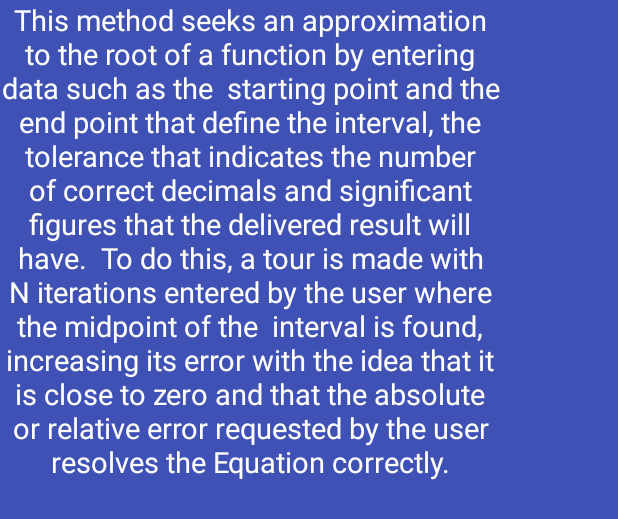
After one commit to sebospc/numerical_analysis_2s, an Android app: the layout popup_bisection.xml on its own in the app's theme, with its tools: preview values and no code run, on a phone screen of 412 x 824 dp. The commit adds this screen. Shown: the top 519 px of the screen. Run offline under Robolectric (Android 15) with nearby library versions, the phone set to English and light mode, and no system bars.

Commit message:
Añadiendo Dialog Pop Ups a los botones de HELP

```diff
--- a/app/src/main/java/com/example/sacrew/numericov4/pagerAdapter.java
+++ b/app/src/main/java/com/example/sacrew/numericov4/pagerAdapter.java
@@ -6,7 +6,7 @@ import android.app.FragmentManager;
 import android.support.v13.app.FragmentPagerAdapter;
 
 import com.example.sacrew.numericov4.fragments.oneVariableFragments.bisectionFragment;
-import com.example.sacrew.numericov4.fragments.oneVariableFragments.fakeRuleFragment;
+import com.example.sacrew.numericov4.fragments.oneVariableFragments.falsePositionFragment;
 import com.example.sacrew.numericov4.fragments.oneVariableFragments.fixedPointFragment;
 import com.example.sacrew.numericov4.fragments.oneVariableFragments.incrementalSearchFragment;
 
@@ -24,7 +24,7 @@ public class pagerAdapter extends FragmentPagerAdapter {
         switch(pos){
             case 0: return new incrementalSearchFragment();
             case 1: return new bisectionFragment();
-            case 2: return new fakeRuleFragment();
+            case 2: return new falsePositionFragment();
             case 3: return new fixedPointFragment();
             default: return new incrementalSearchFragment();
         }
--- a/app/src/main/res/layout/fragment_fake_rule.xml
+++ b/app/src/main/res/layout/fragment_fake_rule.xml
@@ -2,7 +2,7 @@
     xmlns:tools="http://schemas.android.com/tools"
     android:layout_width="match_parent"
     android:layout_height="match_parent"
-    tools:context="com.example.sacrew.numericov4.fragments.oneVariableFragments.fakeRuleFragment"
+    tools:context="com.example.sacrew.numericov4.fragments.oneVariableFragments.falsePositionFragment"
     android:orientation="vertical">
 
     <LinearLayout
--- /dev/null
+++ b/app/src/main/res/layout/popup_bisection.xml
@@ -0,0 +1,19 @@
+<?xml version="1.0" encoding="utf-8"?>
+<android.support.constraint.ConstraintLayout xmlns:android="http://schemas.android.com/apk/res/android"
+    xmlns:tools="http://schemas.android.com/tools"
+    android:layout_width="match_parent"
+    android:layout_height="match_parent"
+    android:background="@color/colorPrimary">
+
+    <TextView
+        android:id="@+id/textView6"
+        android:layout_width="333dp"
+        android:layout_height="339dp"
+        android:gravity="center_horizontal"
+        android:text="This method seeks an approximation to the root of a function by entering data such as the  starting point and the end point that define the interval, the tolerance that indicates the number of correct decimals and significant figures that the delivered result will have.  To do this, a tour is made with N iterations entered by the user where the midpoint of the  interval is found, increasing its error with the idea that it is close to zero and that the absolute or relative error requested by the user resolves the Equation correctly."
+        android:textColor="@android:color/white"
+        android:textSize="19sp"
+        tools:layout_editor_absoluteX="26dp"
+        tools:layout_editor_absoluteY="16dp"
+        tools:textColor="@android:color/white" />
+</android.support.constraint.ConstraintLayout>
--- a/app/src/main/res/values/styles.xml
+++ b/app/src/main/res/values/styles.xml
@@ -8,4 +8,8 @@
         <item name="colorAccent">@color/colorAccent</item>
     </style>
 
+    <style name="AppTheme.Custom">
+        <item name="android:windowIsTranslucent">true</item>
+        <item name="android:windowCloseOnTouchOutside">true</item>
+    </style>
 </resources>
```
Also changed, not shown: app/src/main/AndroidManifest.xml (+9 -0 lines), app/src/main/java/com/example/sacrew/numericov4/fragments/customPopUps/popUpBisection.java (added, +25 -0 lines), app/src/main/java/com/example/sacrew/numericov4/fragments/customPopUps/popUpFalsePosition.java (added, +25 -0 lines), app/src/main/java/com/example/sacrew/numericov4/fragments/customPopUps/popUpFixedPoint.java (added, +25 -0 lines), app/src/main/java/com/example/sacrew/numericov4/fragments/customPopUps/popUpIncrementalSearch.java (added, +25 -0 lines), app/src/main/java/com/example/sacrew/numericov4/fragments/oneVariableFragments/bisectionFragment.java (+8 -4 lines), app/src/main/java/com/example/sacrew/numericov4/fragments/oneVariableFragments/falsePositionFragment.java (renamed from app/src/main/java/com/example/sacrew/numericov4/fragments/oneVariableFragments/fakeRuleFragment.java, +10 -5 lines), app/src/main/java/com/example/sacrew/numericov4/fragments/oneVariableFragments/fixedPointFragment.java (+8 -3 lines), app/src/main/java/com/example/sacrew/numericov4/fragments/oneVariableFragments/incrementalSearchFragment.java (+6 -10 lines), app/src/main/res/layout/popup_false.xml (added, +19 -0 lines), app/src/main/res/layout/popup_fixed.xml (added, +19 -0 lines), app/src/main/res/layout/popup_incremental.xml (added, +22 -0 lines).
